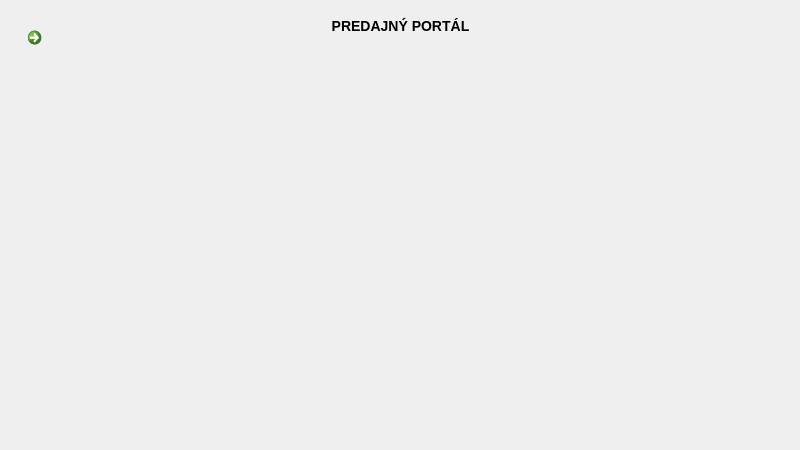
Before: the Qt Designer form source/code/main.ui in tomas-magat/camels-eshop-infosystem, drawn with Qt 5.
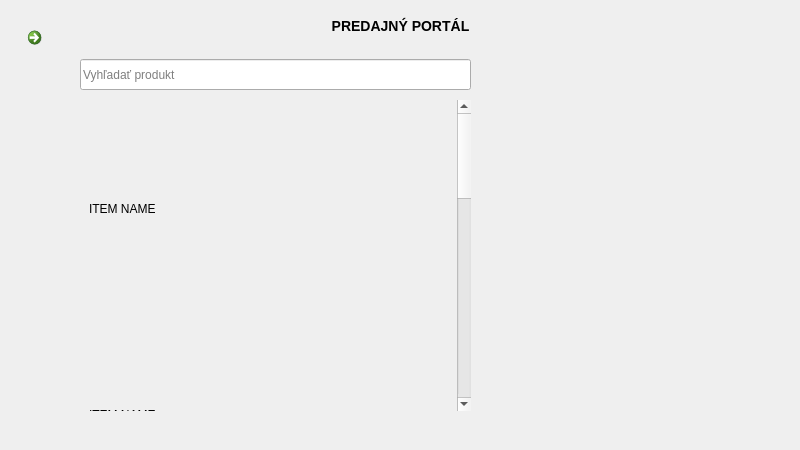
After: the same form once the commit is applied. The open tabs and pages were chosen to show the change. Icons and pictures are not drawn.

Commit message: Added scrollarea to portal screen

```diff
--- a/source/code/main.ui
+++ b/source/code/main.ui
@@ -42,7 +42,7 @@
       <x>0</x>
       <y>0</y>
       <width>801</width>
-      <height>451</height>
+      <height>452</height>
      </rect>
     </property>
     <property name="currentIndex">
@@ -99,6 +99,163 @@
        <set>Qt::AlignCenter</set>
       </property>
      </widget>
+     <widget class="QScrollArea" name="scrollArea">
+      <property name="geometry">
+       <rect>
+        <x>80</x>
+        <y>100</y>
+        <width>391</width>
+        <height>311</height>
+       </rect>
+      </property>
+      <property name="sizePolicy">
+       <sizepolicy hsizetype="Fixed" vsizetype="Fixed">
+        <horstretch>0</horstretch>
+        <verstretch>0</verstretch>
+       </sizepolicy>
+      </property>
+      <property name="frameShape">
+       <enum>QFrame::NoFrame</enum>
+      </property>
+      <property name="frameShadow">
+       <enum>QFrame::Plain</enum>
+      </property>
+      <property name="verticalScrollBarPolicy">
+       <enum>Qt::ScrollBarAlwaysOn</enum>
+      </property>
+      <property name="horizontalScrollBarPolicy">
+       <enum>Qt::ScrollBarAlwaysOff</enum>
+      </property>
+      <property name="widgetResizable">
+       <bool>true</bool>
+      </property>
+      <widget class="QWidget" name="scrollAreaWidgetContents">
+       <property name="geometry">
+        <rect>
+         <x>0</x>
+         <y>0</y>
+         <width>374</width>
+         <height>1042</height>
+        </rect>
+       </property>
+       <property name="sizePolicy">
+        <sizepolicy hsizetype="Preferred" vsizetype="Expanding">
+         <horstretch>0</horstretch>
+         <verstretch>90</verstretch>
+        </sizepolicy>
+       </property>
+       <layout class="QGridLayout" name="gridLayout">
+        <item row="0" column="0">
+         <widget class="QLabel" name="label_12">
+          <property name="sizePolicy">
+           <sizepolicy hsizetype="Preferred" vsizetype="Fixed">
+            <horstretch>0</horstretch>
+            <verstretch>0</verstretch>
+           </sizepolicy>
+          </property>
+          <property name="minimumSize">
+           <size>
+            <width>0</width>
+            <height>200</height>
+           </size>
+          </property>
+          <property name="text">
+           <string>ITEM NAME</string>
+          </property>
+         </widget>
+        </item>
+        <item row="1" column="0">
+         <widget class="QLabel" name="label_13">
+          <property name="sizePolicy">
+           <sizepolicy hsizetype="Preferred" vsizetype="Fixed">
+            <horstretch>0</horstretch>
+            <verstretch>0</verstretch>
+           </sizepolicy>
+          </property>
+          <property name="minimumSize">
+           <size>
+            <width>0</width>
+            <height>200</height>
+           </size>
+          </property>
+          <property name="text">
+           <string>ITEM NAME</string>
+          </property>
+         </widget>
+        </item>
+        <item row="2" column="0">
+         <widget class="QLabel" name="label_14">
+          <property name="sizePolicy">
+           <sizepolicy hsizetype="Preferred" vsizetype="Fixed">
+            <horstretch>0</horstretch>
+            <verstretch>0</verstretch>
+           </sizepolicy>
+          </property>
+          <property name="minimumSize">
+           <size>
+            <width>0</width>
+            <height>200</height>
+           </size>
+          </property>
+          <property name="text">
+           <string>ITEM NAME</string>
+          </property>
+         </widget>
+        </item>
+        <item row="3" column="0">
+         <widget class="QLabel" name="label_15">
+          <property name="sizePolicy">
+           <sizepolicy hsizetype="Preferred" vsizetype="Fixed">
+            <horstretch>0</horstretch>
+            <verstretch>0</verstretch>
+           </sizepolicy>
+          </property>
+          <property name="minimumSize">
+           <size>
+            <width>0</width>
+            <height>200</height>
+           </size>
+          </property>
+          <property name="text">
+           <string>ITEM NAME</string>
+          </property>
+         </widget>
+        </item>
+        <item row="4" column="0">
+         <widget class="QLabel" name="label_16">
+          <property name="sizePolicy">
+           <sizepolicy hsizetype="Preferred" vsizetype="Fixed">
+            <horstretch>0</horstretch>
+            <verstretch>0</verstretch>
+           </sizepolicy>
+          </property>
+          <property name="minimumSize">
+           <size>
+            <width>0</width>
+            <height>200</height>
+           </size>
+          </property>
+          <property name="text">
+           <string>ITEM NAME</string>
+          </property>
+         </widget>
+        </item>
+       </layout>
+      </widget>
+     </widget>
+     <widget class="QLineEdit" name="lineEdit">
+      <property name="geometry">
+       <rect>
+        <x>80</x>
+        <y>59</y>
+        <width>391</width>
+        <height>31</height>
+       </rect>
+      </property>
+      <property name="placeholderText">
+       <string>Vyhľadať produkt</string>
+      </property>
+     </widget>
     </widget>
     <widget class="QWidget" name="databaza">
      <widget class="QCommandLinkButton" name="home_5">
```
Left out of the diff: 2 changed lines with no effect on the pictures.
